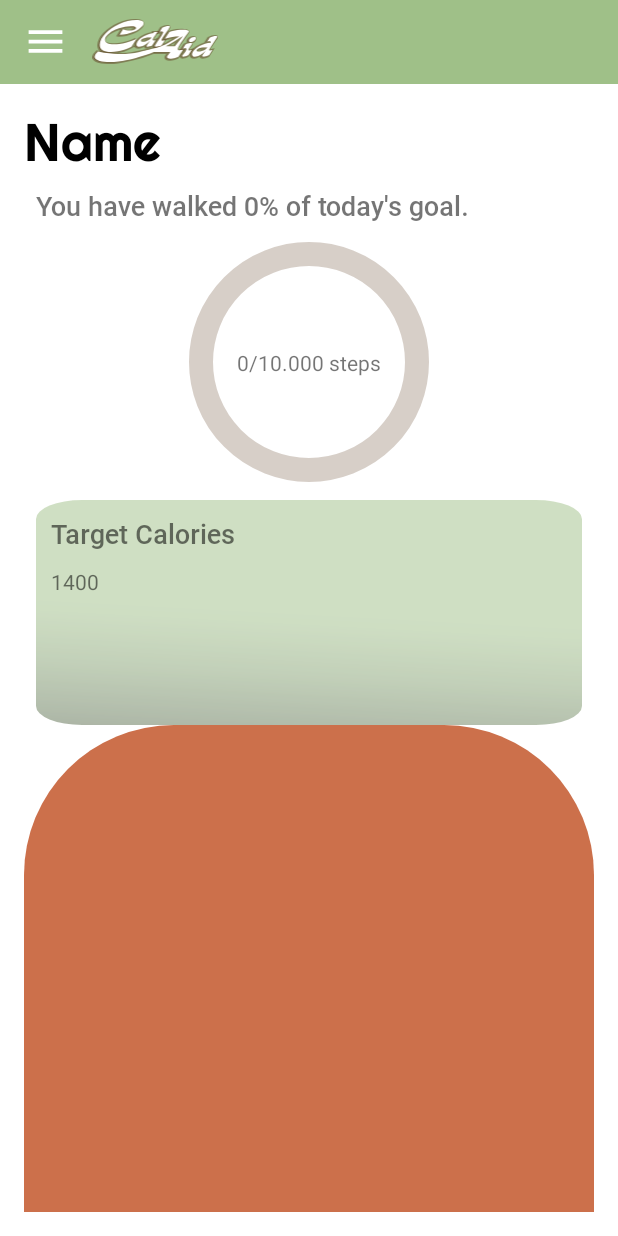
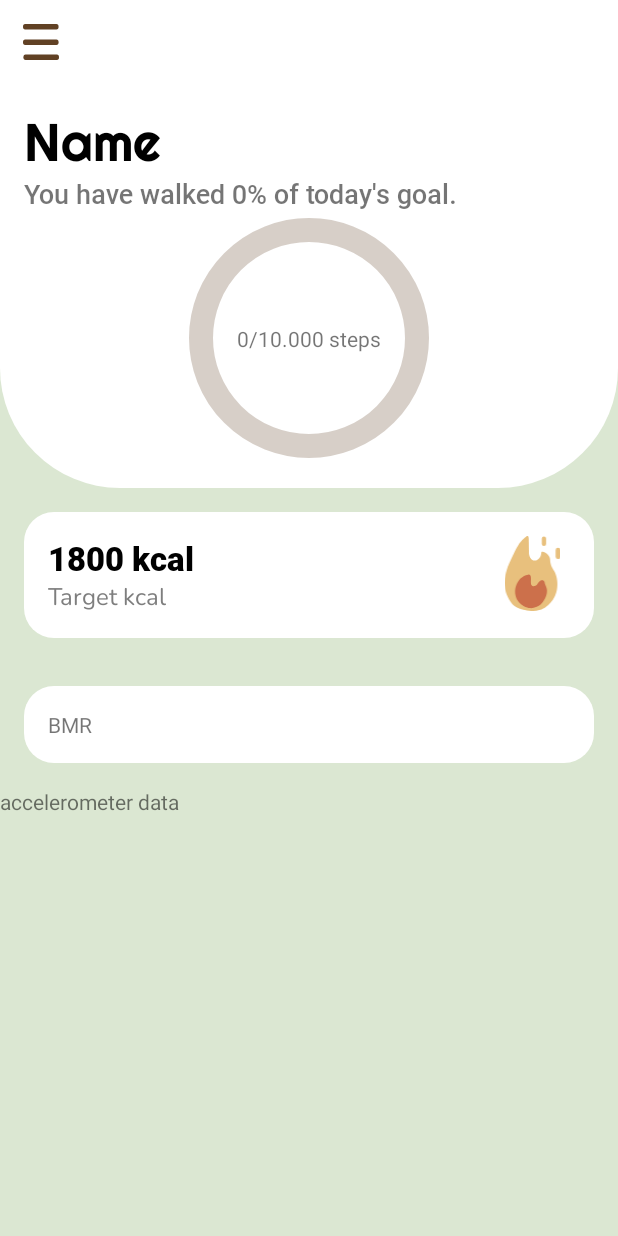
Before and after one commit to mariaasoltanei/CaloriePredictor, an Android app: the screen it shows after launch (MainActivity), on a phone screen of 412 x 824 dp. Run offline under Robolectric (Android 15) with nearby library versions, the phone set to English and light mode, and no system bars; our stand-ins replace navigation-ui; 1 statement that could not run was skipped.

Commit message:
Changed UI

```diff
--- a/app/src/main/java/ro/android/thesis/DashboardFragment.java
+++ b/app/src/main/java/ro/android/thesis/DashboardFragment.java
@@ -64,7 +64,6 @@ public class DashboardFragment extends Fragment implements SensorEventListener {
 
         if(!stepSensorsAvailable()){
             showToast("Sensors not available for this device!");
-            //return;
         }
         countSteps = rootView.findViewById(R.id.tvDailySteps);
         accelerometerData = rootView.findViewById(R.id.tvAccelerometer);
@@ -145,23 +144,23 @@ public class DashboardFragment extends Fragment implements SensorEventListener {
             userName.setText("Hi, "+user.getFirstName() +"!");
         }
     }
-    public int convertStepsToProgress(){
-        int noSteps = Integer.parseInt(String.valueOf(countSteps.getText().charAt(0)));
+    public double convertStepsToProgress(){
+        double noSteps = Double.parseDouble(String.valueOf(countSteps.getText().charAt(0)));
         if(noSteps == 0) {
             return 1 * 0;
         }
-        return (int) (noSteps*0.10);
+        return (double) (noSteps*0.10);
 
     }
     public void startProgressBarThread(){
         progressBarbHandler.postDelayed(new Runnable() {
             @Override
             public void run() {
-                int i  = convertStepsToProgress();
+                double i  = convertStepsToProgress();
                 int percentage;
-                if (i <= 100) {
-                    circularProgressIndicator.setProgress(i);
-                    percentageGoal.setText("You have walked " + String.valueOf(i) +"% of today's goal.");
+                if (i <= 100) { //maybe its i<=10000
+                    circularProgressIndicator.setProgress((int) i);
+                    percentageGoal.setText("You have walked " + (int) i +"% of today's goal.");
                     i++;
                     progressBarbHandler.postDelayed(this, 200);
                 } else {
--- a/app/src/main/res/drawable/bg_bmr.xml
+++ /dev/null
@@ -1,7 +0,0 @@
-<?xml version="1.0" encoding="utf-8"?>
-<shape xmlns:android="http://schemas.android.com/apk/res/android">
-    <solid android:color="@color/paleRed"/>
-    <corners android:radius="100dp"/>
-    <padding android:left="16dp"
-        android:right="32dp"/>
-</shape>
--- /dev/null
+++ b/app/src/main/res/drawable/bg_bottom_radius.xml
@@ -0,0 +1,10 @@
+<?xml version="1.0" encoding="utf-8"?>
+<shape xmlns:android="http://schemas.android.com/apk/res/android">
+    <solid android:color="@color/white"/>
+    <corners android:topLeftRadius="0dp"
+        android:topRightRadius="0dp"
+        android:bottomLeftRadius="80dp"
+        android:bottomRightRadius="80dp"/>
+    <padding android:left="16dp"
+        android:right="32dp"/>
+</shape>
--- a/app/src/main/res/drawable/bg_target_cals.xml
+++ /dev/null
@@ -1,19 +0,0 @@
-<vector android:alpha="0.8" android:height="200.25032dp"
-    android:viewportHeight="400" android:viewportWidth="399.5"
-    android:width="200dp" xmlns:aapt="http://schemas.android.com/aapt" xmlns:android="http://schemas.android.com/apk/res/android">
-    <path android:fillAlpha="0.62"
-        android:pathData="M33.7,0L365.8,0A33.7,33.7 0,0 1,399.5 33.7L399.5,366.3A33.7,33.7 0,0 1,365.8 400L33.7,400A33.7,33.7 0,0 1,0 366.3L0,33.7A33.7,33.7 0,0 1,33.7 0z" android:strokeAlpha="0.62">
-        <aapt:attr name="android:fillColor">
-            <gradient android:endX="147.64" android:endY="600.07"
-                android:startX="199.52" android:startY="201.78" android:type="linear">
-                <item android:color="#FF9FC088" android:offset="0"/>
-                <item android:color="#FF98B782" android:offset="0.1"/>
-                <item android:color="#FF85A172" android:offset="0.27"/>
-                <item android:color="#FF667C58" android:offset="0.47"/>
-                <item android:color="#FF3C4933" android:offset="0.71"/>
-                <item android:color="#FF070806" android:offset="0.97"/>
-                <item android:color="#FF000000" android:offset="1"/>
-            </gradient>
-        </aapt:attr>
-    </path>
-</vector>
--- /dev/null
+++ b/app/src/main/res/drawable/bg_widget_dashboard.xml
@@ -0,0 +1,7 @@
+<?xml version="1.0" encoding="utf-8"?>
+<shape xmlns:android="http://schemas.android.com/apk/res/android">
+    <solid android:color="@color/white"/>
+    <corners android:radius="20dp"/>
+    <padding android:left="16dp"
+        android:right="32dp"/>
+</shape>
--- /dev/null
+++ b/app/src/main/res/drawable/ic_menu.xml
@@ -0,0 +1,24 @@
+<vector xmlns:android="http://schemas.android.com/apk/res/android"
+    android:width="24dp"
+    android:height="24dp"
+    android:viewportWidth="42.5"
+    android:viewportHeight="32.5">
+  <path
+      android:pathData="M3,30L40,30"
+      android:strokeWidth="5"
+      android:fillColor="#00000000"
+      android:strokeColor="#614124"
+      android:strokeLineCap="round"/>
+  <path
+      android:pathData="M2.5,16.5L39.5,16.5"
+      android:strokeWidth="5"
+      android:fillColor="#00000000"
+      android:strokeColor="#614124"
+      android:strokeLineCap="round"/>
+  <path
+      android:pathData="M2.5,2.5L39.5,2.5"
+      android:strokeWidth="5"
+      android:fillColor="#00000000"
+      android:strokeColor="#614124"
+      android:strokeLineCap="round"/>
+</vector>
--- /dev/null
+++ b/app/src/main/res/drawable/ic_target_cals.xml
@@ -0,0 +1,18 @@
+<vector xmlns:android="http://schemas.android.com/apk/res/android"
+    android:width="136.51dp"
+    android:height="183.39dp"
+    android:viewportWidth="136.51"
+    android:viewportHeight="183.39">
+  <path
+      android:pathData="m49.16,4.16c-8.98,7.67 -14.13,15.72 -14.98,17.08 -6.1,9.71 -9.93,17.75 -11.39,20.85 -9.53,20.17 -14.29,30.26 -17.3,40.38C2.67,91.95 -0.14,101.68 0,114.87c0.1,9.18 1.59,15.98 2.11,18.19 0.18,0.78 3.43,14.15 12.03,26.84 4.9,7.24 9.24,10.53 13.08,12.87 0,0 0,0 0,0 0.43,0.29 0.83,0.55 1.19,0.77 0,0 0.46,0.29 0.92,0.56 5.08,3.02 12.45,5.1 12.45,5.1 4.65,1.31 10.24,2.9 18.14,3.59 7.45,0.65 15.47,1.41 25.11,-1.59 7.29,-2.27 12.81,-5.71 16.46,-8.43 6.62,-4.7 16.11,-13.11 21.94,-26.62 1.15,-2.67 2.05,-5.28 2.74,-7.76 1.89,-6.87 3.71,-17.04 2.32,-29.06 -0.5,-4.36 -1.35,-8.27 -2.32,-11.68 -1.83,-6.38 -3.99,-10.51 -5.7,-13.16 -0.4,-0.63 -0.92,-1.39 -1.69,-2.66 -2.27,-3.77 -3.74,-7.07 -4.64,-9.32 -0.43,-1.1 -1.11,-2.95 -1.69,-5.32 -1.93,-7.83 -0.15,-10.33 -2.53,-15.53 -1.63,-3.57 -4.22,-6.23 -4.64,-6.66 -0.97,-0.98 -1.86,-1.71 -2.53,-2.22 -2.87,-2.07 -5.44,-3.05 -7.17,-3.55 -1.88,-0.54 -4.45,-1.25 -5.49,0 -0.3,0.37 -0.24,0.62 -0.42,2.22 -0.08,0.69 -0.43,3.57 -1.27,6.21 -0.16,0.51 -0.43,1.29 -0.84,2.22 -3.67,7.89 -11.51,11.72 -17.72,9.76 -7.01,-2.21 -9.68,-11.08 -10.13,-15.97 -0.13,-1.42 -0.08,-2.64 0,-3.55 -0.15,-4.76 -0.34,-12.15 -0.42,-21.3 -0.1,-11.84 0.06,-17.49 -2.53,-18.64 -1.1,-0.49 -2.74,-0.16 -7.6,3.99Z"
+      android:fillColor="#e8c07d"/>
+  <path
+      android:pathData="m58.87,94.24c-3.68,0.66 -14.61,3.14 -23.21,13.31 -1.44,1.7 -6.45,8.12 -8.86,18.19 -0.87,3.61 -2.31,11.73 0.42,21.3 2.2,7.69 6.11,12.87 8.44,15.53 2.3,2.5 5.77,5.69 10.55,8.43 6.36,3.64 12.27,4.87 16.03,5.32 3.63,0.2 13.11,0.21 22.36,-6.21 5.08,-3.53 8.28,-7.73 10.13,-10.65 2.4,-3.06 5.8,-8.27 7.6,-15.53 0.58,-2.36 2.34,-9.46 0.63,-15.75 -1,-3.68 -2.11,-6.21 -2.11,-6.21 -0.91,-2.08 -1.47,-2.8 -2.11,-4.88 -0.74,-2.39 -0.38,-2.63 -1.05,-4.22 -0.46,-1.09 -1.46,-3.42 -3.8,-4.44 -1.93,-0.84 -3.82,-0.3 -4.64,0 -1.47,0.77 -3.72,2.13 -5.91,4.44 -3.21,3.38 -3.05,5.37 -5.91,7.54 -0.36,0.28 -5.37,3.98 -9.28,1.77 -2.32,-1.31 -3.29,-4.16 -3.38,-4.44 -0.19,-0.59 -0.32,-1.22 -0.42,-3.11 -0.17,-3.08 -0.04,-5.44 0,-6.21 0.11,-2.25 0.44,-9.91 -1.69,-12.42 -0.75,-0.89 -1.69,-1.33 -1.69,-1.33 -0.7,-0.15 -1.41,-0.3 -2.11,-0.44Z"
+      android:fillColor="#cc704b"/>
+  <path
+      android:pathData="M96.21,1.06L96.22,1.06A5.27,5.27 0,0 1,101.49 6.33L101.49,19.31A5.27,5.27 0,0 1,96.22 24.58L96.21,24.58A5.27,5.27 0,0 1,90.94 19.31L90.94,6.33A5.27,5.27 0,0 1,96.21 1.06z"
+      android:fillColor="#e8c07d"/>
+  <path
+      android:pathData="M130.61,29.01L130.61,29.01A5.91,5.91 0,0 1,136.52 34.92L136.52,50.61A5.91,5.91 0,0 1,130.61 56.52L130.61,56.52A5.91,5.91 0,0 1,124.7 50.61L124.7,34.92A5.91,5.91 0,0 1,130.61 29.01z"
+      android:fillColor="#e8c07d"/>
+</vector>
--- a/app/src/main/res/layout/activity_main.xml
+++ b/app/src/main/res/layout/activity_main.xml
@@ -12,7 +12,7 @@
             android:id="@+id/toolbar"
             android:layout_width="match_parent"
             android:layout_height="?actionBarSize"
-            android:background="@color/paleGreen"
+            android:background="@color/white"
             android:gravity="center_vertical"
             android:orientation="horizontal"
             android:paddingStart="15dp"
@@ -20,16 +20,10 @@
             app:layout_constraintTop_toTopOf="parent">
             <ImageView
                 android:id="@+id/imgIconMenu"
-                android:layout_width="30dp"
-                android:layout_height="30dp"
-                android:src="@drawable/icon_menu"
+                android:layout_width="wrap_content"
+                android:layout_height="wrap_content"
+                android:src="@drawable/ic_menu"
                 />
-            <ImageView
-                android:id="@+id/imgAppNameLogo"
-                android:layout_width="100dp"
-                android:layout_height="30dp"
-                android:src="@drawable/ic_app_name_logo"
-                android:paddingStart="16dp"/>
         </LinearLayout>
         <fragment
             android:id="@+id/navHostFragment"
--- a/app/src/main/res/layout/fragment_dashboard.xml
+++ b/app/src/main/res/layout/fragment_dashboard.xml
@@ -1,22 +1,30 @@
 <?xml version="1.0" encoding="utf-8"?>
-<androidx.constraintlayout.widget.ConstraintLayout xmlns:android="http://schemas.android.com/apk/res/android"
+<LinearLayout xmlns:android="http://schemas.android.com/apk/res/android"
     xmlns:app="http://schemas.android.com/apk/res-auto"
     android:layout_width="match_parent"
     android:layout_height="match_parent"
-    android:layout_gravity="center"
-    android:layout_margin="16dp">
+    android:orientation="vertical"
+    android:background="@color/paleGreen_60transparency"
+>
 
+    <androidx.constraintlayout.widget.ConstraintLayout
+        android:id="@+id/constrViewProgressSteps"
+        android:layout_width="match_parent"
+        android:layout_height="wrap_content"
+        android:background="@drawable/bg_bottom_radius"
+        android:padding="16dp">
         <TextView
             android:id="@+id/tvUserName"
             android:layout_width="wrap_content"
             android:layout_height="wrap_content"
             android:text="Name"
-        app:layout_constraintLeft_toLeftOf="parent"
-        app:layout_constraintTop_toTopOf="parent"
             android:textSize="35dp"
             android:fontFamily="@font/righteous_regular"
-        android:textColor="@color/black"/>
-
+            android:textColor="@color/black"
+            app:layout_constraintTop_toTopOf="parent"
+            app:layout_constraintLeft_toLeftOf="parent"
+            app:layout_constraintBottom_toTopOf="@id/tvPercentageGoal"
+            />
         <TextView
             android:id="@+id/tvPercentageGoal"
             android:layout_width="wrap_content"
@@ -24,87 +32,87 @@
             android:text="You have walked 0% of today's goal."
             android:fontFamily="@font/roboto_medium"
             android:textSize="18dp"
-        android:padding="8dp"
-        app:layout_constraintLeft_toLeftOf="parent"
-        app:layout_constraintTop_toBottomOf="@id/tvUserName" />
+            app:layout_constraintTop_toBottomOf="@id/tvUserName"
+            app:layout_constraintLeft_toLeftOf="parent"/>
 
         <com.google.android.material.progressindicator.CircularProgressIndicator
             android:id="@+id/progressBarSteps"
             android:layout_width="wrap_content"
             android:layout_height="wrap_content"
+            android:layout_gravity="center"
+            android:indeterminateBehavior="cycle"
+            android:progress="80"
+            android:textAlignment="center"
+            app:indicatorColor="@color/brown"
+            app:indicatorSize="160dp"
+            app:layout_constraintBottom_toBottomOf="parent"
+            app:layout_constraintLeft_toLeftOf="parent"
+            app:layout_constraintRight_toRightOf="parent"
             app:layout_constraintTop_toBottomOf="@id/tvPercentageGoal"
-        app:layout_constraintLeft_toLeftOf="parent"
-        app:indicatorColor="@color/brown"
             app:trackColor="@color/brown_40transparency"
-        app:trackThickness="16dp"
-        app:indicatorSize="160dp"
-        android:progress="80"
             app:trackCornerRadius="10dp"
-        app:layout_constraintRight_toRightOf="parent"
-        android:indeterminateBehavior="cycle"
-        />
-        />
+            app:trackThickness="16dp" />
+
         <TextView
             android:id="@+id/tvDailySteps"
             android:layout_width="wrap_content"
             android:layout_height="wrap_content"
-        app:layout_constraintTop_toTopOf="@id/progressBarSteps"
+            android:text="0/10.000 steps"
             app:layout_constraintBottom_toBottomOf="@id/progressBarSteps"
-        android:text="0/10.000 steps"
             app:layout_constraintLeft_toLeftOf="@id/progressBarSteps"
-        app:layout_constraintRight_toRightOf="@id/progressBarSteps"/>
+            app:layout_constraintRight_toRightOf="@id/progressBarSteps"
+            app:layout_constraintTop_toTopOf="@id/progressBarSteps" />
+    </androidx.constraintlayout.widget.ConstraintLayout>
+
+    <RelativeLayout
+        android:layout_width="match_parent"
+        android:layout_height="wrap_content"
+        android:layout_margin="16dp"
+        android:background="@drawable/bg_widget_dashboard"
+        android:padding="16dp">
+    <TextView
+        android:id="@+id/tvNumCalories"
+        android:layout_width="match_parent"
+        android:layout_height="wrap_content"
+        android:text="1800 kcal"
+        android:textSize="22dp"
+        android:fontFamily="@font/roboto_black"
+        android:textColor="@color/black"
+        android:textAlignment="viewStart"
+        />
+    <TextView
+        android:layout_width="match_parent"
+        android:layout_height="wrap_content"
+        android:text="Target kcal"
+        android:textSize="16dp"
+        android:fontFamily="@font/nunito"
+        android:textColor="@color/grey"
+        android:layout_below="@id/tvNumCalories"
+        />
+    <ImageView
+        android:layout_width="50dp"
+        android:layout_height="50dp"
+        android:src="@drawable/ic_target_cals"
+        android:layout_alignParentEnd="true"
+        />
+
+    </RelativeLayout>
+    <RelativeLayout
+        android:layout_width="match_parent"
+        android:layout_height="wrap_content"
+        android:layout_margin="16dp"
+        android:background="@drawable/bg_widget_dashboard"
+        android:padding="16dp">
+        <TextView
+            android:layout_width="wrap_content"
+            android:layout_height="wrap_content"
+            android:text="BMR"/>
+    </RelativeLayout>
+
     <TextView
         android:id="@+id/tvAccelerometer"
         android:layout_width="wrap_content"
         android:layout_height="wrap_content"
-        android:text="accelerometer data"
-        app:layout_constraintLeft_toLeftOf="parent"
-        app:layout_constraintBottom_toBottomOf="parent"
-        app:layout_constraintRight_toRightOf="parent"/>
-    <View
-        android:id="@+id/vTargetCalories"
-        android:layout_width="match_parent"
-        android:layout_height="150dp"
-        app:layout_constraintTop_toBottomOf="@id/progressBarSteps"
-        android:background="@drawable/bg_target_cals"
-        app:layout_constraintLeft_toLeftOf="parent"
-        app:layout_constraintRight_toRightOf="parent"
-        app:layout_constraintBottom_toTopOf="@id/vBMR"
-        android:layout_margin="8dp"/>
-    <TextView
-        android:id="@+id/tVTargetCaloriesText"
-        android:layout_width="wrap_content"
-        android:layout_height="wrap_content"
-        app:layout_constraintTop_toTopOf="@id/vTargetCalories"
-        app:layout_constraintLeft_toLeftOf="@id/vTargetCalories"
-        android:text="Target Calories"
-        android:layout_margin="10dp"
-        android:textSize="18dp"
-        android:fontFamily="@font/roboto_medium"
-        />
-    <TextView
-        android:layout_width="wrap_content"
-        android:layout_height="wrap_content"
-        android:text="1400"
-        app:layout_constraintLeft_toLeftOf="@id/vTargetCalories"
-        app:layout_constraintTop_toBottomOf = "@id/tVTargetCaloriesText"
-        android:layout_margin = "10dp"
-        />
+        android:text="accelerometer data" />
 
-    <View
-        android:id="@+id/vBMR"
-        android:layout_width="wrap_content"
-        android:layout_height="wrap_content"
-        app:layout_constraintTop_toBottomOf="@id/vTargetCalories"
-        app:layout_constraintLeft_toLeftOf="parent"
-        android:background="@drawable/bg_bmr"
-        />
-    <View
-        android:layout_width="wrap_content"
-        android:layout_height="wrap_content"
-        app:layout_constraintRight_toRightOf="parent"
-        app:layout_constraintTop_toBottomOf="@id/vTargetCalories"
-        />
-
-
-</androidx.constraintlayout.widget.ConstraintLayout>
+</LinearLayout>
--- /dev/null
+++ b/app/src/main/res/layout/target_calories.xml
@@ -0,0 +1,6 @@
+<?xml version="1.0" encoding="utf-8"?>
+<androidx.constraintlayout.widget.ConstraintLayout xmlns:android="http://schemas.android.com/apk/res/android"
+    android:layout_width="match_parent"
+    android:layout_height="match_parent">
+
+</androidx.constraintlayout.widget.ConstraintLayout>
--- a/app/src/main/res/layout/test.xml
+++ b/app/src/main/res/layout/test.xml
@@ -1,17 +1,30 @@
 <?xml version="1.0" encoding="utf-8"?>
-<androidx.constraintlayout.widget.ConstraintLayout xmlns:android="http://schemas.android.com/apk/res/android"
+<FrameLayout xmlns:android="http://schemas.android.com/apk/res/android"
+    android:orientation="vertical"
     android:layout_width="match_parent"
     android:layout_height="match_parent"
-    xmlns:app="http://schemas.android.com/apk/res-auto"
-    android:layout_gravity="center">
-    <TextView
-        android:layout_width="wrap_content"
-        android:layout_height="wrap_content"
-        app:layout_constraintTop_toTopOf="parent"
-        app:layout_constraintLeft_toLeftOf="parent"
-        app:layout_constraintRight_toRightOf="parent"
-        app:layout_constraintBottom_toBottomOf="parent"
-        android:text="Hello World!!!"
-        />
+    android:background="@color/paleRed_80transparency">
+    <androidx.constraintlayout.widget.ConstraintLayout
+        android:layout_width="match_parent"
+        android:layout_height="400dp"
+        android:background="@color/paleRed">
+    </androidx.constraintlayout.widget.ConstraintLayout>
+    <RelativeLayout android:layout_height="wrap_content"
+        android:layout_width="match_parent"
+        android:background="@color/white"
+        >
+        <TextView
+            android:id="@+id/tv1"
+            android:layout_width="wrap_content"
+            android:layout_height="wrap_content"
+            android:text="DA"
+            />
+        <TextView
+            android:layout_width="wrap_content"
+            android:layout_height="wrap_content"
+            android:text="DAAAAAAAAAAA"
+android:layout_alignParentEnd="true"
+            />
+    </RelativeLayout >
 
-</androidx.constraintlayout.widget.ConstraintLayout>
+</FrameLayout>
--- a/app/src/main/res/values/colors.xml
+++ b/app/src/main/res/values/colors.xml
@@ -11,6 +11,8 @@
     <color name="brown">#614124</color>
     <color name="brown_40transparency">#40614124</color>
     <color name="paleRed_80transparency">#80CC704B</color>
+    <color name="paleGreen_60transparency">#609FC088</color>
+    <color name="grey">#7E7E7E</color>
     <color name="black">#FF000000</color>
     <color name="white">#FFFFFFFF</color>
 </resources>
--- a/app/src/main/res/values/themes.xml
+++ b/app/src/main/res/values/themes.xml
@@ -13,6 +13,7 @@
         <item name="android:statusBarColor" tools:targetApi="l">?attr/colorPrimaryVariant</item>
         <!-- Customize your theme here. -->
     </style>
+
     <style name="btn_style" parent="Widget.MaterialComponents.Button">
         <item name="backgroundTint">@null</item>
     </style>
```
Lines whose indentation alone changed are shown as unchanged.
